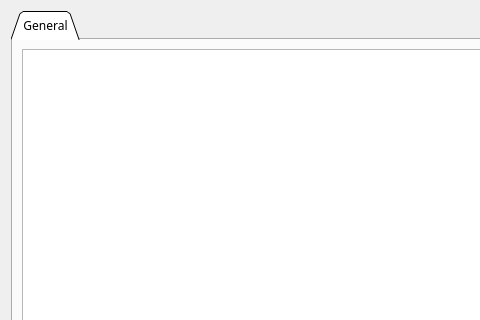
njupt-robomasters/vesc_tool-zh, file pages/pageapppas.ui: the form before one commit; both pictures show x 0 to 480 and y 0 to 320 of the 662 by 493 pixel window.
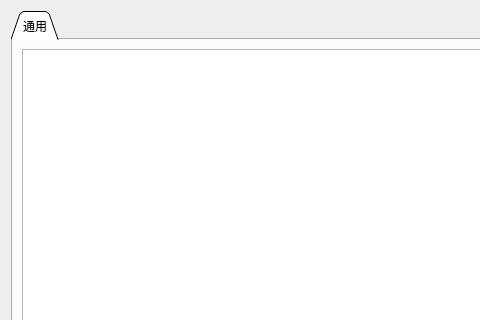
The form after the commit. Custom widgets are drawn as their Qt base class.

Patch:
```diff
--- a/pages/pageapppas.ui
+++ b/pages/pageapppas.ui
@@ -29,7 +29,7 @@
      </property>
      <widget class="QWidget" name="tab">
       <attribute name="title">
-       <string>General</string>
+       <string>通用</string>
       </attribute>
       <layout class="QVBoxLayout" name="verticalLayout_2">
        <item>
```
